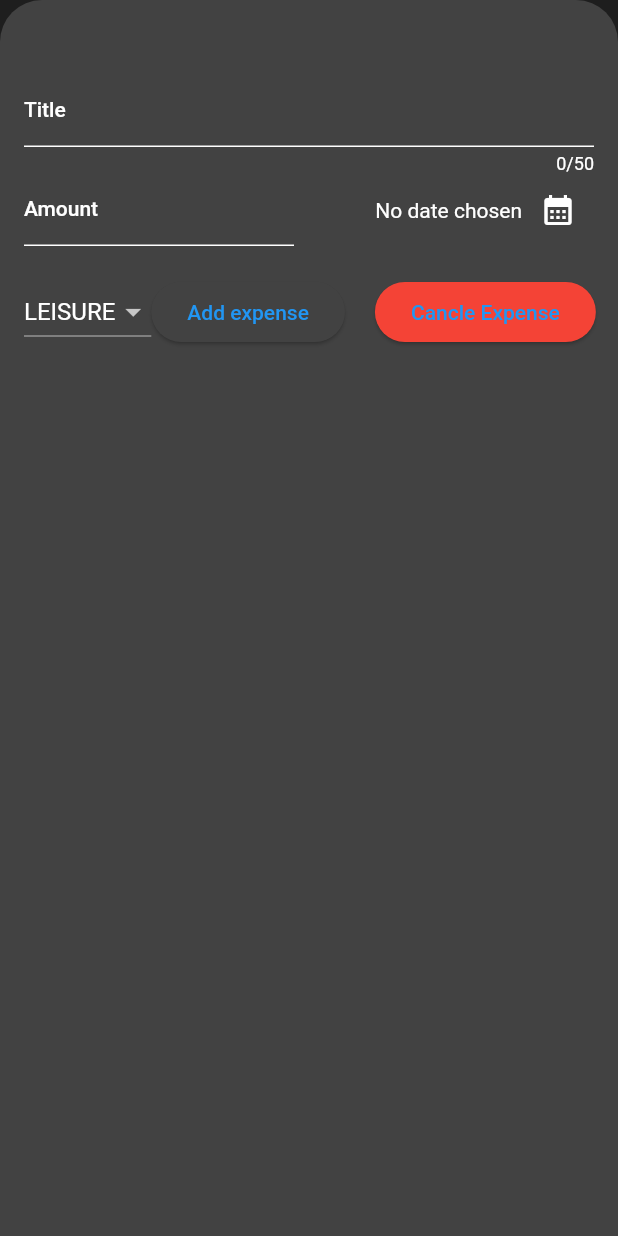
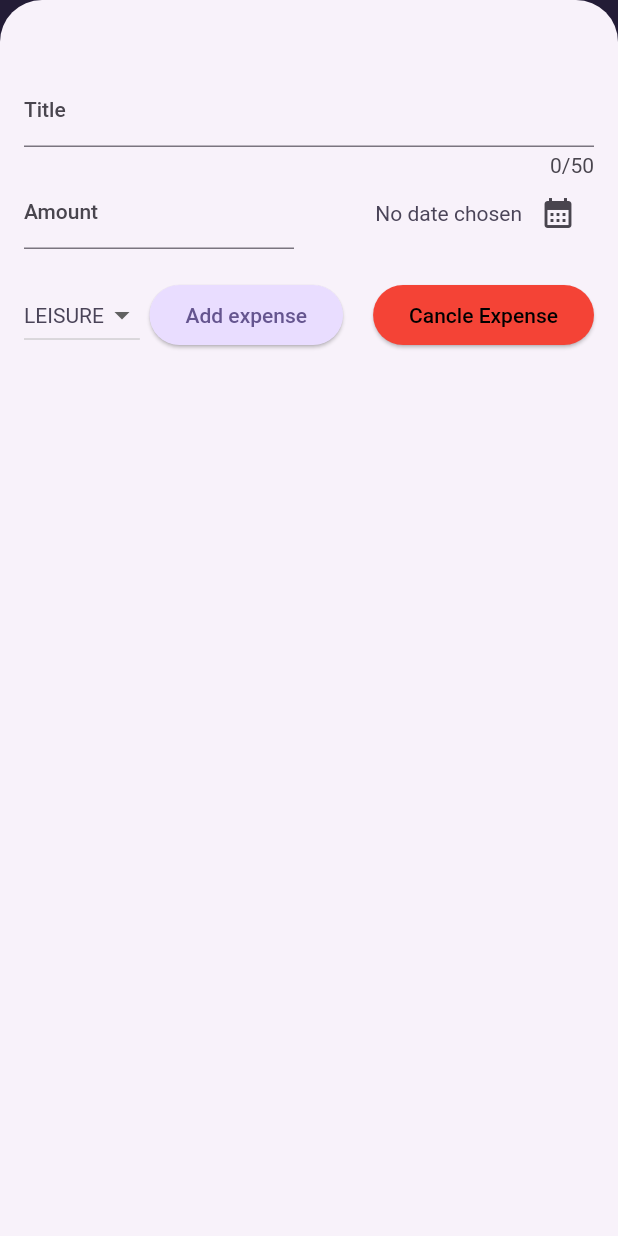
Before and after one commit to lelouch248/expense_tracker_flutter, a Flutter app: the screen it shows after launch, after a tap on the "add" icon, on a phone screen of 412 x 824 dp. Run offline on Flutter 3.47's test engine with Material 2 defaults, Android fonts, the phone set to English and light mode, and no system bars.

Commit message:
created chart and dark theme  UI

```diff
--- a/lib/main.dart
+++ b/lib/main.dart
@@ -1,19 +1,81 @@
 import 'package:flutter/material.dart';
+import 'package:expense_tracker/widgets/expenses.dart';
 
-import 'package:expense_tracker/widgets/expenses.dart';
+var kColorScheme =
+    ColorScheme.fromSeed(seedColor: const Color.fromARGB(255, 96, 59, 181));
+
+ColorScheme kDarkColorScheme = ColorScheme.fromSeed(
+  brightness: Brightness.dark,
+  seedColor: const Color(0xFF3F51B5),
+);
 
 void main() {
   runApp(
     MaterialApp(
       title: 'Expense Tracker',
-      theme: ThemeData(
-        brightness: Brightness.dark,
-      ).copyWith(useMaterial3: true),
+      darkTheme: ThemeData.dark().copyWith(
+        useMaterial3: true,
+        colorScheme: kDarkColorScheme,
+        scaffoldBackgroundColor: Colors.black,
+        cardTheme: const CardTheme().copyWith(
+          color: kDarkColorScheme.primaryContainer,
+          margin: const EdgeInsets.symmetric(
+            horizontal: 16,
+            vertical: 8,
+          ),
+        ),
+        textTheme: ThemeData().textTheme.copyWith(
+              titleLarge: TextStyle(
+                fontWeight: FontWeight.w500,
+                color: kDarkColorScheme.onSecondaryContainer,
+                fontSize: 16,
+              ),
+              bodySmall: TextStyle(
+                fontWeight: FontWeight.normal,
+                color: kDarkColorScheme.onSecondaryContainer,
+                fontSize: 14,
+              ),
+            ),
+        elevatedButtonTheme: ElevatedButtonThemeData(
+          style: ElevatedButton.styleFrom(
+            backgroundColor: kDarkColorScheme.primaryContainer,
+            foregroundColor: kDarkColorScheme.onPrimaryContainer,
+          ),
+        ),
+      ),
+      theme: ThemeData().copyWith(
+        useMaterial3: true,
+        colorScheme: kColorScheme,
+        appBarTheme: const AppBarTheme().copyWith(
+          backgroundColor: kColorScheme.onPrimaryContainer,
+          foregroundColor: kColorScheme.primaryContainer,
+        ),
+        cardTheme: const CardTheme().copyWith(
+          color: kColorScheme.primaryContainer,
+          margin: const EdgeInsets.symmetric(
+            horizontal: 16,
+            vertical: 8,
+          ),
+        ),
+        elevatedButtonTheme: ElevatedButtonThemeData(
+          style: ElevatedButton.styleFrom(
+            backgroundColor: kColorScheme.primaryContainer,
+          ),
+        ),
+        textTheme: ThemeData().textTheme.copyWith(
+              titleLarge: TextStyle(
+                fontWeight: FontWeight.normal,
+                color: kColorScheme.onSecondaryContainer,
+                fontSize: 16,
+              ),
+              bodySmall: TextStyle(
+                fontWeight: FontWeight.normal,
+                color: kColorScheme.onSecondaryContainer,
+                fontSize: 14,
+              ),
+            ),
+      ),
       home: const Expenses(),
     ),
   );
 }
-
-
-
-// create a widget
--- a/lib/models/expense.dart
+++ b/lib/models/expense.dart
@@ -32,3 +32,25 @@ class Expense {
     return formatter.format(date);
   }
 }
+
+class ExpenseBucket {
+  const ExpenseBucket({required this.category, required this.expenses});
+  ExpenseBucket.forCategory(
+    List<Expense> allExpenses,
+    this.category,
+  ) : expenses = allExpenses
+            .where((expense) => expense.category == category)
+            .toList();
+  final List<Expense> expenses;
+  final Category category;
+
+  double get totalExpenses {
+    double sum = 0;
+
+    for (final expense in expenses) {
+      sum += expense.amount;
+    }
+
+    return sum;
+  }
+}
--- /dev/null
+++ b/lib/widgets/chart/chart.dart
@@ -0,0 +1,95 @@
+import 'package:flutter/material.dart';
+
+import 'package:expense_tracker/widgets/chart/chart_bar.dart';
+import 'package:expense_tracker/models/expense.dart';
+
+class Chart extends StatelessWidget {
+  const Chart({super.key, required this.expenses});
+
+  final List<Expense> expenses;
+
+  List<ExpenseBucket> get buckets {
+    return [
+      ExpenseBucket.forCategory(expenses, Category.food),
+      ExpenseBucket.forCategory(expenses, Category.leisure),
+      ExpenseBucket.forCategory(expenses, Category.travel),
+      ExpenseBucket.forCategory(expenses, Category.work),
+    ];
+  }
+
+  double get maxTotalExpense {
+    double maxTotalExpense = 0;
+
+    for (final bucket in buckets) {
+      if (bucket.totalExpenses > maxTotalExpense) {
+        maxTotalExpense = bucket.totalExpenses;
+      }
+    }
+
+    return maxTotalExpense;
+  }
+
+  @override
+  Widget build(BuildContext context) {
+    final isDarkMode =
+        MediaQuery.of(context).platformBrightness == Brightness.dark;
+    return Container(
+      margin: const EdgeInsets.all(16),
+      padding: const EdgeInsets.symmetric(
+        vertical: 16,
+        horizontal: 8,
+      ),
+      width: double.infinity,
+      height: 180,
+      decoration: BoxDecoration(
+        borderRadius: BorderRadius.circular(8),
+        gradient: LinearGradient(
+          colors: [
+            Theme.of(context).colorScheme.primaryContainer.withOpacity(0.3),
+            Theme.of(context).colorScheme.primary.withOpacity(0.0)
+          ],
+          begin: Alignment.bottomCenter,
+          end: Alignment.topCenter,
+        ),
+      ),
+      child: Column(
+        children: [
+          Expanded(
+            child: Row(
+              crossAxisAlignment: CrossAxisAlignment.end,
+              children: [
+                for (final bucket in buckets) // alternative to map()
+                  ChartBar(
+                    fill: bucket.totalExpenses == 0
+                        ? 0
+                        : bucket.totalExpenses / maxTotalExpense,
+                  )
+              ],
+            ),
+          ),
+          const SizedBox(height: 12),
+          Row(
+            children: buckets
+                .map(
+                  (bucket) => Expanded(
+                    child: Padding(
+                      padding: const EdgeInsets.symmetric(horizontal: 4),
+                      child: Icon(
+                        categoryIcons[bucket.category],
+                        color: isDarkMode
+                            ? Theme.of(context).colorScheme.secondary
+                            : Theme.of(context)
+                                .colorScheme
+                                .primary
+                                .withOpacity(0.7),
+                      ),
+                    ),
+                  ),
+                )
+                .toList(),
+          )
+        ],
+      ),
+    );
+  }
+}
--- /dev/null
+++ b/lib/widgets/chart/chart_bar.dart
@@ -0,0 +1,34 @@
+import 'package:flutter/material.dart';
+
+class ChartBar extends StatelessWidget {
+  const ChartBar({
+    super.key,
+    required this.fill,
+  });
+
+  final double fill;
+
+  @override
+  Widget build(BuildContext context) {
+    final isDarkMode =
+        MediaQuery.of(context).platformBrightness == Brightness.dark;
+    return Expanded(
+      child: Padding(
+        padding: const EdgeInsets.symmetric(horizontal: 4),
+        child: FractionallySizedBox(
+          heightFactor: fill,
+          child: DecoratedBox(
+            decoration: BoxDecoration(
+              shape: BoxShape.rectangle,
+              borderRadius:
+                  const BorderRadius.vertical(top: Radius.circular(8)),
+              color: isDarkMode
+                  ? Theme.of(context).colorScheme.primary.withAlpha(0x80)
+                  : Theme.of(context).colorScheme.primary.withOpacity(0.65),
+            ),
+          ),
+        ),
+      ),
+    );
+  }
+}
--- a/lib/widgets/expenses.dart
+++ b/lib/widgets/expenses.dart
@@ -1,3 +1,4 @@
+import 'package:expense_tracker/widgets/chart/chart.dart';
 import 'package:expense_tracker/widgets/components/info_text.dart';
 import 'package:expense_tracker/widgets/expenses_list/expenses_list.dart';
 import 'package:expense_tracker/models/expense.dart';
@@ -95,7 +96,7 @@ class _ExpensesState extends State<Expenses> {
       ),
       body: Column(
         children: [
-          const Text('The chart'),
+          Chart(expenses: _registeredExpenses),
           Expanded(
             child: mainContent,
           )
--- a/lib/widgets/expenses_list/expense_item.dart
+++ b/lib/widgets/expenses_list/expense_item.dart
@@ -7,12 +7,18 @@ class ExpenseItem extends StatelessWidget {
   final Expense expense;
   @override
   Widget build(BuildContext context) {
-    return Padding(
-      padding: const EdgeInsets.symmetric(horizontal: 20, vertical: 16),
+    return Expanded(
       child: Card(
+        child: Padding(
+          padding: const EdgeInsets.symmetric(
+            horizontal: 20,
+            vertical: 16,
+          ),
           child: Column(
+            crossAxisAlignment: CrossAxisAlignment.start,
             children: [
-            Text(expense.title),
+              Text(expense.title,
+                  style: Theme.of(context).textTheme.titleLarge),
               const SizedBox(height: 4),
               Row(
                 mainAxisAlignment: MainAxisAlignment.spaceAround,
@@ -23,7 +29,8 @@ class ExpenseItem extends StatelessWidget {
                     children: [
                       Icon(categoryIcons[expense.category]),
                       const SizedBox(width: 4),
-                    Text(expense.formattedDate),
+                      Text(expense.formattedDate,
+                          style: Theme.of(context).textTheme.bodySmall),
                     ],
                   ),
                 ],
@@ -31,6 +38,7 @@ class ExpenseItem extends StatelessWidget {
             ],
           ),
         ),
+      ),
     );
   }
 }
--- a/lib/widgets/expenses_list/expenses_list.dart
+++ b/lib/widgets/expenses_list/expenses_list.dart
@@ -14,12 +14,11 @@ class ExpensesList extends StatelessWidget {
       itemCount: expenses.length,
       itemBuilder: (cntx, index) => Dismissible(
         background: Container(
-          color: Colors.red,
+          color: Theme.of(context).colorScheme.error.withOpacity(0.75),
           alignment: Alignment.centerRight,
           padding: const EdgeInsets.only(right: 20),
-          margin: const EdgeInsets.symmetric(
-            horizontal: 15,
-            vertical: 4,
+          margin: EdgeInsets.symmetric(
+            horizontal: Theme.of(context).cardTheme.margin!.horizontal,
           ),
           child: const Icon(
             Icons.delete,
--- a/lib/widgets/new_expense.dart
+++ b/lib/widgets/new_expense.dart
@@ -73,6 +73,8 @@ class _NewExpenseState extends State<NewExpense> {
 
   @override
   Widget build(BuildContext context) {
+    final isDarkMode =
+        MediaQuery.of(context).platformBrightness == Brightness.dark;
     return SizedBox(
       height: double.infinity,
       child: Padding(
@@ -103,9 +105,12 @@ class _NewExpenseState extends State<NewExpense> {
                       mainAxisAlignment: MainAxisAlignment.end,
                       crossAxisAlignment: CrossAxisAlignment.center,
                       children: [
-                        Text(_selectedDate != null
-                            ? formatter.format(_selectedDate!)
-                            : 'No date chosen'),
+                        Text(
+                          _selectedDate != null
+                              ? formatter.format(_selectedDate!)
+                              : 'No date chosen',
+                          style: Theme.of(context).textTheme.bodySmall,
+                        ),
                         IconButton(
                           onPressed: _presentDatePicker,
                           icon: const Icon(Icons.calendar_month),
@@ -127,6 +132,7 @@ class _NewExpenseState extends State<NewExpense> {
                               value: category,
                               child: Text(
                                 category.name.toUpperCase(),
+                                style: Theme.of(context).textTheme.bodySmall,
                               ),
                             ),
                           )
@@ -153,7 +159,12 @@ class _NewExpenseState extends State<NewExpense> {
                       backgroundColor:
                           MaterialStateProperty.all<Color>(Colors.red),
                     ),
-                    child: const Text('Cancle Expense'),
+                    child: Text(
+                      'Cancle Expense',
+                      style: TextStyle(
+                        color: isDarkMode ? Colors.white : Colors.black,
+                      ),
+                    ),
                   )
                 ],
               ),
--- a/pubspec.yaml
+++ b/pubspec.yaml
@@ -37,6 +37,7 @@ dependencies:
   cupertino_icons: ^1.0.2
   uuid: ^3.0.7
   intl: ^0.17.0
+  provider: ^6.0.0
 
 dev_dependencies:
   flutter_test:
```
Also changed, not shown: pubspec.lock. Lines whose indentation alone changed are shown as unchanged.
